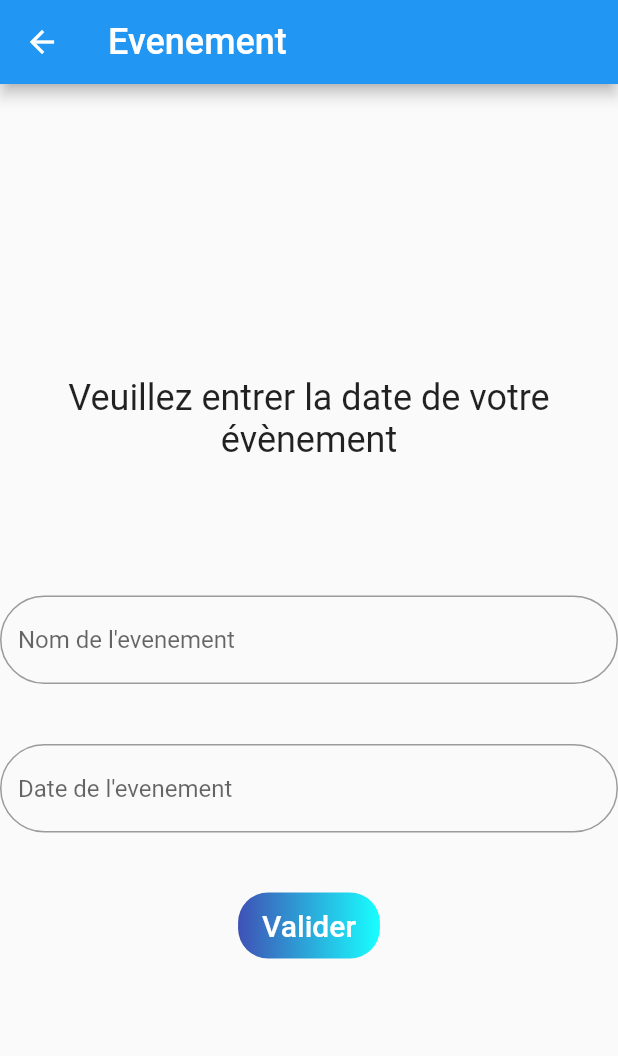
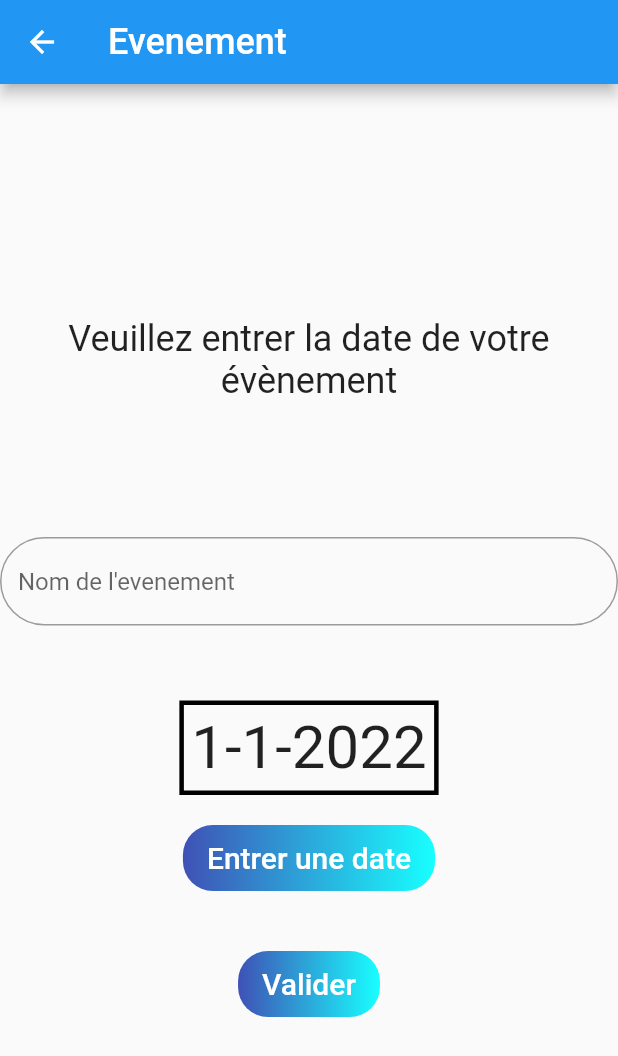
Before and after one commit to G1ul1o/delivery, a Flutter app: the NotePage screen opened directly, after a tap on "Valider", on a phone screen of 412 x 824 dp. Shown: the top 1056 px of the screen. Run offline on Flutter 3.47's test engine with Material 2 defaults, Android fonts, the phone set to English and light mode, and no system bars; our stand-ins replace flutter_svg.

Commit message:
date function add

```diff
--- a/lib/main.dart
+++ b/lib/main.dart
@@ -55,15 +55,18 @@ class MyElevatedButton extends StatelessWidget {
     );
   }
 }
+class NotePage extends StatefulWidget{
 
+  const NotePage({Key? key}) : super(key: key);
 
+  @override
+  State<NotePage> createState() => _NoteState();
+}
 
-class NotePage extends StatelessWidget {
+class _NoteState extends State<NotePage> {
+  DateTime _dateTime = DateTime(2022);
   final fieldText1 = TextEditingController();
   final fieldText2 = TextEditingController();
-
-  NotePage({Key? key}) : super(key: key);
-
 
   @override
   Widget build(BuildContext context) {
@@ -102,13 +105,36 @@ class NotePage extends StatelessWidget {
 
               SizedBox(height: 40),
 
-              TextFormField(
-                controller: fieldText2,
-                decoration: InputDecoration(
-                    hintText: "Date de l'evenement",
-                    border: OutlineInputBorder(
-                      borderRadius : BorderRadius.circular(30),
-                    )),
+              Container(
+                margin: const EdgeInsets.all(10.0),
+                padding: const EdgeInsets.all(5.0),
+                decoration: BoxDecoration(border: Border.all(
+                    width : 3,
+                    color: Colors.black
+                )),
+              child: Text(
+                '${_dateTime.day}-${_dateTime.month}-${_dateTime.year}',
+                style: const TextStyle(fontSize: 40),
+                ),
+              ),
+              SizedBox(height: 10),
+
+
+              MyElevatedButton(
+
+                borderRadius: BorderRadius.circular(20),
+                child: Text('Entrer une date', style: TextStyle(fontSize: 20)),
+                onPressed: ()async {
+                  DateTime? _newDate = await showDatePicker(
+                    context: context,
+                    initialDate: _dateTime,
+                    firstDate: DateTime(1800),
+                    lastDate: DateTime(3000),
+                  );
+                  if(_newDate != null){
+                    setState(() { _dateTime = _newDate; });
+                  }
+                },
               ),
 
               SizedBox(height: 40),
@@ -117,11 +143,18 @@ class NotePage extends StatelessWidget {
               MyElevatedButton(
                 borderRadius: BorderRadius.circular(20),
                 child: Text('Valider', style: TextStyle(fontSize: 20)),
+
                 onPressed: () {
                   fieldText1.clear();
-                  fieldText2.clear();
-
-
+                  final day = _dateTime.day;
+                  final month = _dateTime.month;
+                  final year = _dateTime.year;
+                  _dateTime = DateTime(2022);
+                  Navigator.push(
+                      context, //info de la page actuelle utile pour la redirection
+                      PageRouteBuilder(
+                      pageBuilder: (_, __, ___,) => NotePage()
+                  ));
                   //Navigator.push();
                 },
               )
```
